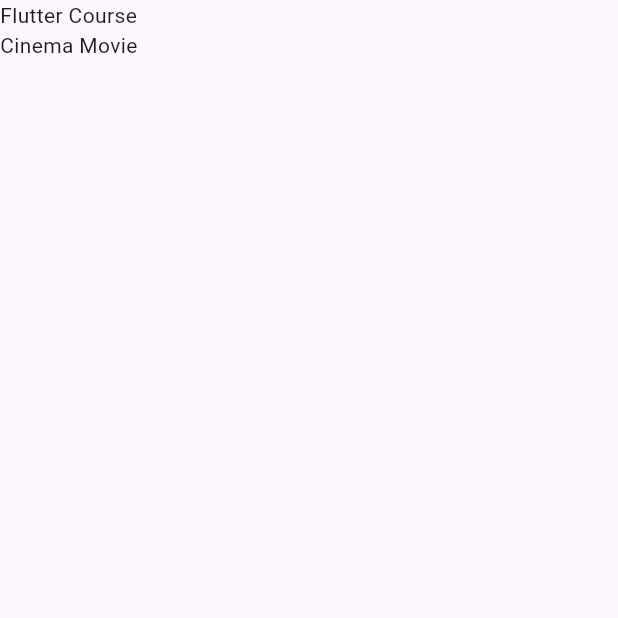
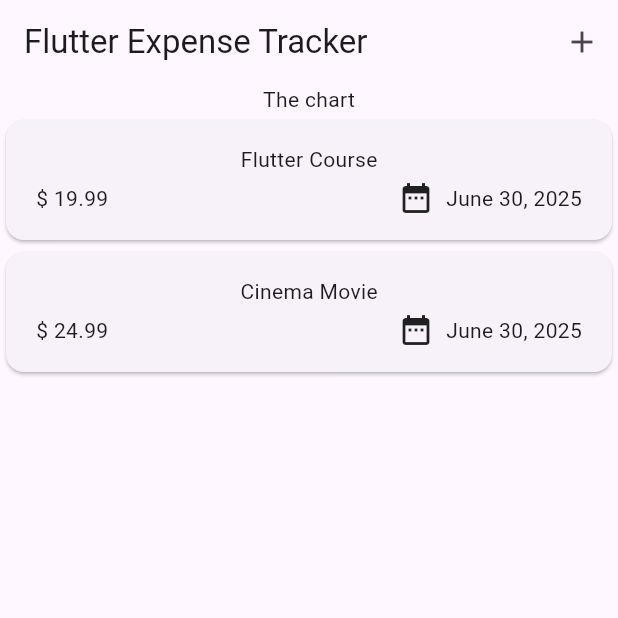
Before and after one commit to Ahmedsab9912/expense_tracker, a Flutter app: the screen it shows after launch, on a phone screen of 412 x 824 dp, the top half of it. Run offline on Flutter 3.47's test engine with Material 3 defaults, Android fonts, the phone set to English and light mode, and no system bars.

Commit message:
Added New expense_item.dart & expenses_list.dart

```diff
--- a/lib/expenses.dart
+++ /dev/null
@@ -1,36 +0,0 @@
-import 'package:expense_tracker/expenses_list.dart';
-import 'package:flutter/material.dart';
-
-import 'models/expense.dart';
-
-class Expenses extends StatefulWidget {
-  const Expenses({super.key});
-
-  @override
-  State<Expenses> createState() => _ExpensesState();
-}
-
-class _ExpensesState extends State<Expenses> {
-  @override
-  Widget build(BuildContext context) {
-    final List<Expense> _registeredExpenses = [
-      Expense(
-        amount: 19.99,
-        date: DateTime.now(),
-        title: "Flutter Course",
-        category: Category.work,
-      ),
-      Expense(
-        amount: 24.99,
-        date: DateTime.now(),
-        title: "Cinema Movie",
-        category: Category.leisure,
-      ),
-    ];
-    return Scaffold(
-        body: Column(
-            children: [
-              Expanded(child: ExpensesList(expenses: _registeredExpenses))
-            ]));
-  }
-}
--- a/lib/main.dart
+++ b/lib/main.dart
@@ -1,8 +1,9 @@
-import 'package:expense_tracker/expenses.dart';
+import 'package:expense_tracker/widgets/expenses.dart';
 import 'package:flutter/material.dart';
 
 void main() {
   runApp(MaterialApp(
+    theme: ThemeData(useMaterial3: true),
     debugShowCheckedModeBanner: false,
     home: Expenses(),
   ));
--- a/lib/models/expense.dart
+++ b/lib/models/expense.dart
@@ -1,8 +1,18 @@
+import 'package:flutter/material.dart';
 import 'package:uuid/uuid.dart';
-
+import 'package:intl/intl.dart';
 const uuid = Uuid();
 
+DateFormat formatter = DateFormat.yMMMMd();
+
 enum Category { food, travel, leisure, work }
+
+const categoryIcons = {
+  Category.food: Icons.lunch_dining,
+  Category.travel: Icons.flight_takeoff,
+  Category.leisure: Icons.movie,
+  Category.work: Icons.work,
+};
 
 class Expense {
   Expense({
@@ -16,4 +26,8 @@ class Expense {
   final double amount;
   final DateTime date;
   final Category category;
+
+  String get formattedDate {
+    return formatter.format(date);
+  }
 }
--- /dev/null
+++ b/lib/widgets/expenses.dart
@@ -0,0 +1,54 @@
+import 'package:expense_tracker/widgets/expenses_list/expenses_list.dart';
+import 'package:flutter/material.dart';
+
+import '../models/expense.dart';
+import 'new_expense.dart';
+
+class Expenses extends StatefulWidget {
+  const Expenses({super.key});
+
+  @override
+  State<Expenses> createState() => _ExpensesState();
+}
+
+class _ExpensesState extends State<Expenses> {
+
+  final List<Expense> _registeredExpenses = [
+    Expense(
+      amount: 19.99,
+      date: DateTime.now(),
+      title: "Flutter Course",
+      category: Category.work,
+    ),
+    Expense(
+      amount: 24.99,
+      date: DateTime.now(),
+      title: "Cinema Movie",
+      category: Category.leisure,
+    ),
+  ];
+
+   void _openAddExpensesOverlay(){
+     showModalBottomSheet(
+         context: context, builder:(ctx) => NewExpense()
+      );
+   }
+  @override
+  Widget build(BuildContext context) {
+
+    return Scaffold(
+      appBar: AppBar(
+        title: const Text("Flutter Expense Tracker"),
+        actions: [
+          IconButton(onPressed:_openAddExpensesOverlay, icon: Icon(Icons.add))
+        ],
+      ),
+        body: Column(
+            children: [
+              Text("The chart"),
+              Expanded(
+                  child: ExpensesList(
+                      expenses: _registeredExpenses)),
+            ]));
+  }
+}
--- /dev/null
+++ b/lib/widgets/expenses_list/expense_item.dart
@@ -0,0 +1,41 @@
+import 'dart:math';
+
+import 'package:expense_tracker/models/expense.dart';
+import 'package:flutter/material.dart';
+
+class ExpenseItem extends StatelessWidget {
+  const ExpenseItem({super.key, required this.expenses});
+
+  final Expense expenses;
+
+  @override
+  Widget build(BuildContext context) {
+    return Card(
+        child: Padding(
+          padding: const EdgeInsets.symmetric(
+            horizontal: 20,
+            vertical: 16
+          ),
+          child: Column(
+            children: [
+              Text(expenses.title),
+              const SizedBox(height: 4),
+              Row(
+                children: [
+                  Text("\$ ${expenses.amount.toStringAsFixed(2)}"),
+                  Spacer(),
+                  Row(
+                    children: [
+                      Icon(Icons.date_range),
+                      SizedBox(width: 8,),
+                      Text(expenses.formattedDate)
+                    ],
+                  )
+                ],
+              )
+            ],
+          )
+        )
+    );
+  }
+}
--- a/lib/expenses_list.dart
+++ b/lib/widgets/expenses_list/expenses_list.dart
@@ -1,5 +1,7 @@
 import 'package:expense_tracker/models/expense.dart';
 import 'package:flutter/material.dart';
+
+import 'expense_item.dart';
 
 class ExpensesList extends StatelessWidget {
   const ExpensesList({super.key, required this.expenses});
@@ -11,7 +13,7 @@ class ExpensesList extends StatelessWidget {
     return ListView.builder(
       itemCount: expenses.length,
       itemBuilder: (context, myIndex) =>
-          Text(expenses[myIndex].title.toString()),
+          ExpenseItem(expenses: expenses[myIndex],),
     );
   }
 }
--- a/pubspec.yaml
+++ b/pubspec.yaml
@@ -35,6 +35,7 @@ dependencies:
   # Use with the CupertinoIcons class for iOS style icons.
   cupertino_icons: ^1.0.8
   uuid: ^4.5.1
+  intl: ^0.20.2
 
 dev_dependencies:
   flutter_test:
```
Also changed, not shown: lib/widgets/new_expense.dart (added, +47 -0 lines), pubspec.lock.
